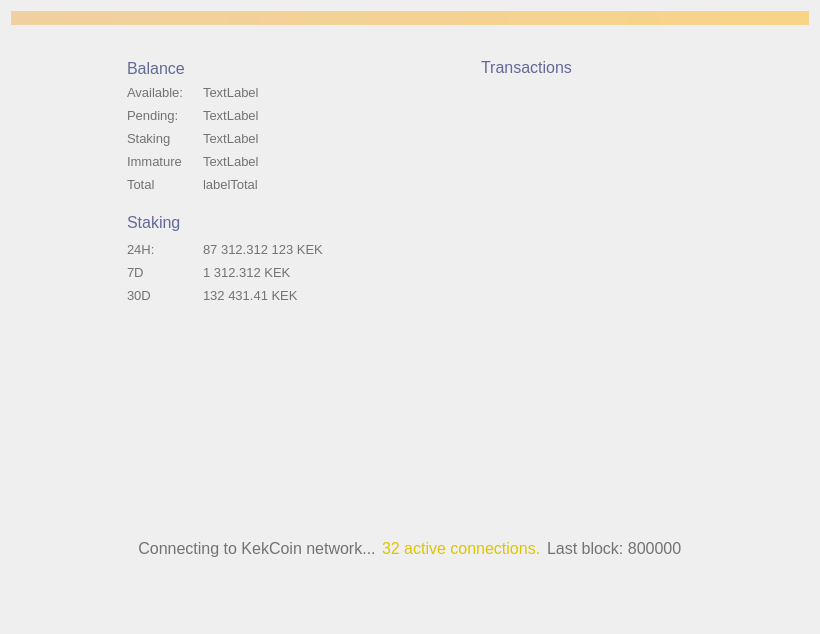
Qt form src/qt/forms/overviewpage.ui (Kekcoin-Core/kekcoin-segwit) before a commit.
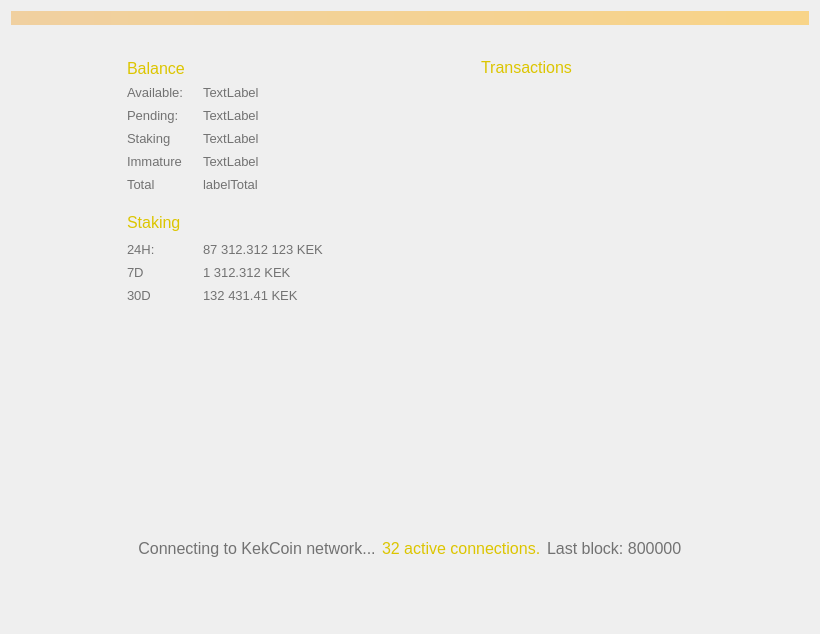
The same form after that commit. Custom widgets are drawn as their Qt base class.

Commit message: Update Graphics (pedantic)

The edit to the form file:
```diff
--- a/src/qt/forms/overviewpage.ui
+++ b/src/qt/forms/overviewpage.ui
@@ -118,7 +118,7 @@
             </font>
            </property>
            <property name="styleSheet">
-            <string notr="true">color: #616998; text-transform: uppercase; font-size: 16px</string>
+            <string notr="true">color: #dcc500; text-transform: uppercase; font-size: 16px</string>
            </property>
            <property name="text">
             <string>Balance</string>
@@ -540,7 +540,7 @@
             </font>
            </property>
            <property name="styleSheet">
-            <string notr="true">color: #616998; text-transform: uppercase; font-size: 16px</string>
+            <string notr="true">color: #dcc500; text-transform: uppercase; font-size: 16px</string>
            </property>
            <property name="text">
             <string>Staking</string>
@@ -943,7 +943,7 @@
               </font>
              </property>
              <property name="styleSheet">
-              <string notr="true">color: #616998; text-transform: uppercase; font-size: 16px;</string>
+              <string notr="true">color: #dcc500; text-transform: uppercase; font-size: 16px;</string>
              </property>
              <property name="text">
               <string>Transactions</string>
```
Left out of the diff: 4 changed lines with no effect on the pictures. The commit also changes 1 other file.
